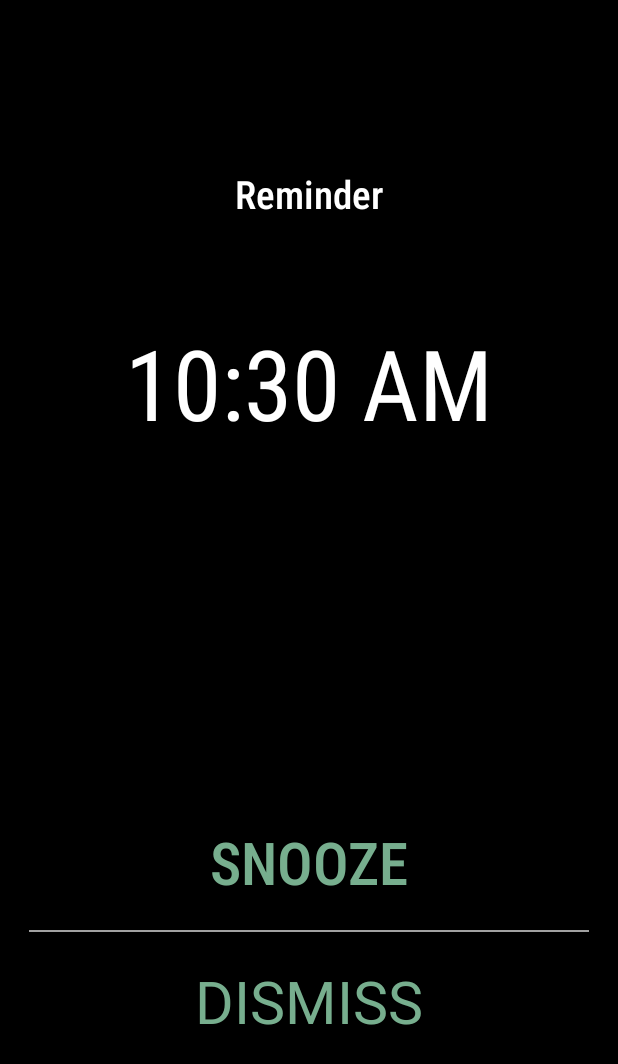
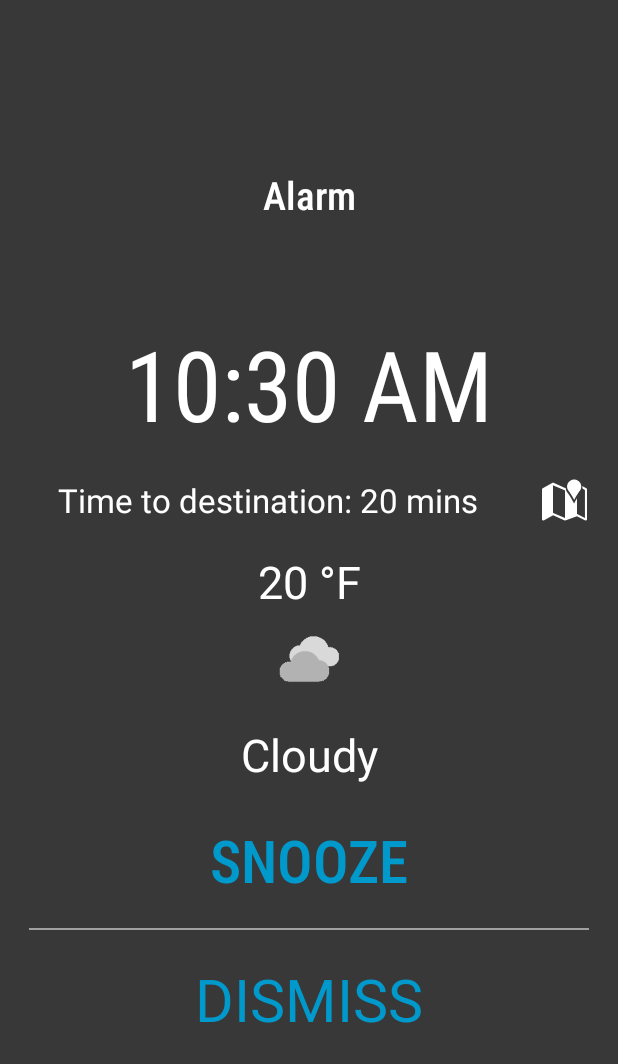
Before and after one commit to aralsalman/VisionaryAlarmClockNew, an Android app: the AlarmActivity screen opened directly, with no data from a screen before it, on a phone screen of 412 x 824 dp. Shown: the top 1064 px of the screen. Run offline under Robolectric (Android 15) with nearby library versions, the phone set to English and light mode, and no system bars; our stand-ins replace Room's generated code, data binding, sdp/ssp sizes; 1 statement that could not run was skipped.

Commit message:
changed alarm screen colors to fit our theme. also went ahed and made LLAlarmMap and RLAlarmWeather visible

```diff
--- a/app/src/main/java/com/csi4999/visionaryalarmclock/activity/AlarmActivity.kt
+++ b/app/src/main/java/com/csi4999/visionaryalarmclock/activity/AlarmActivity.kt
@@ -4,8 +4,10 @@ import android.media.Ringtone
 import android.media.RingtoneManager
 import android.net.Uri
 import android.os.Bundle
+import android.util.Log
 import android.view.View
 import android.view.WindowManager
+import android.widget.LinearLayout
 import androidx.appcompat.app.AppCompatActivity
 import androidx.databinding.DataBindingUtil
 import com.csi4999.visionaryalarmclock.R
@@ -13,6 +15,7 @@ import com.csi4999.visionaryalarmclock.database.MySharedPreferences
 import com.csi4999.visionaryalarmclock.database.ReminderDatabase
 import com.csi4999.visionaryalarmclock.databinding.ActivityAlarmBinding
 import com.csi4999.visionaryalarmclock.util.*
+import com.google.android.material.switchmaterial.SwitchMaterial
 import java.util.*
 
 
@@ -30,6 +33,11 @@ class AlarmActivity : AppCompatActivity() {
     lateinit var reminderReportAs:String
     lateinit var reminderDatabase:ReminderDatabase
 
+    lateinit var trafficSwitch: SwitchMaterial
+    lateinit var weatherSwitch: SwitchMaterial
+    lateinit var alarmMapLayout:LinearLayout
+    lateinit var alarmWeather: LinearLayout
+
     override fun onCreate(savedInstanceState: Bundle?) {
         if (isDeviceLocked(this)){
             val wind = this.getWindow();
@@ -43,6 +51,30 @@ class AlarmActivity : AppCompatActivity() {
         super.onCreate(savedInstanceState)
         activityAlarmBinding = DataBindingUtil.setContentView(this,R.layout.activity_alarm)
         initAll()
+
+       /* trafficSwitch=findViewById(R.id.switchTrafficMode)
+        weatherSwitch=findViewById(R.id.switchWeatherMode)
+        alarmMapLayout=findViewById(R.id.LLAlarmMap)
+        alarmWeather=findViewById(R.id.RLAlarmWeather)
+
+        trafficSwitch.setOnCheckedChangeListener { compoundButton, b ->
+            if (trafficSwitch.isChecked){
+                Log.d("TAG", "This is the status after checking"+trafficSwitch.isChecked)
+                alarmMapLayout.visibility = View.VISIBLE
+            }else{
+                alarmMapLayout.visibility = View.GONE
+            }
+        }
+
+        weatherSwitch.setOnCheckedChangeListener { compoundButton, b ->
+            if (weatherSwitch.isChecked){
+                Log.d("TAG", "This is the status after checking"+weatherSwitch.isChecked)
+                alarmWeather.visibility = View.VISIBLE
+            }else{
+                alarmWeather.visibility = View.GONE
+            }
+        }*/
+
     }
 
     override fun onDestroy() {
--- a/app/src/main/res/layout/activity_add_new_reminder.xml
+++ b/app/src/main/res/layout/activity_add_new_reminder.xml
@@ -452,7 +452,7 @@
                         android:textSize="@dimen/_15sdp" />
 
                     <com.google.android.material.switchmaterial.SwitchMaterial
-                        android:id="@+id/switchMode"
+                        android:id="@+id/switchWeatherMode"
                         android:layout_width="wrap_content"
                         android:layout_height="wrap_content"
                         android:layout_weight="1"
--- a/app/src/main/res/layout/activity_alarm.xml
+++ b/app/src/main/res/layout/activity_alarm.xml
@@ -2,11 +2,12 @@
 <layout xmlns:tools="http://schemas.android.com/tools"
     xmlns:android="http://schemas.android.com/apk/res/android"
     xmlns:app="http://schemas.android.com/apk/res-auto">
+
     <LinearLayout
         android:layout_width="match_parent"
         android:layout_height="match_parent"
         android:layout_gravity="center"
-    android:background="@color/black"
+        android:background="@color/dark_gray"
         android:gravity="center"
         android:orientation="vertical"
         android:padding="@dimen/_15sdp"
@@ -20,7 +21,7 @@
             android:layout_gravity="center"
             android:fontFamily="sans-serif-condensed-medium"
             android:gravity="center"
-        android:text="Reminder"
+            android:text="Alarm"
             android:textColor="@color/white"
             android:textSize="@dimen/_20sdp" />
 
@@ -49,23 +50,22 @@
             android:textSize="@dimen/_50sdp" />
 
         <LinearLayout
+            android:id="@+id/LLAlarmMap"
             android:layout_width="match_parent"
             android:layout_height="wrap_content"
             android:orientation="horizontal"
-        android:id="@+id/LLAlarmMap"
-        android:visibility="invisible"
-        >
+            android:visibility="visible">
+
             <TextView
                 android:id="@+id/left_text"
-            android:layout_width="match_parent"
+                android:layout_width="319dp"
                 android:layout_height="wrap_content"
+                android:layout_weight="1"
+                android:gravity="left"
+                android:padding="@dimen/_15sdp"
+                android:text="Time to destination: 20 mins"
                 android:textColor="@color/white"
-            android:layout_weight="1"
-            android:padding="@dimen/_15sdp"
-            android:textSize="@dimen/_18sdp"
-            android:gravity="left"
-            android:text="20 min to reach destination"
-            />
+                android:textSize="@dimen/_17sdp" />
 
             <ImageView
                 android:id="@+id/idGTMap"
@@ -76,22 +76,22 @@
                 android:src="@android:drawable/ic_dialog_map"
                 app:tint="@color/white" />
         </LinearLayout>
+
         <RelativeLayout
+            android:id="@+id/RLAlarmWeather"
             android:layout_width="match_parent"
             android:layout_height="wrap_content"
-        android:id="@+id/RLAlarmWeather"
-        android:visibility="invisible"
-        >
+            android:visibility="visible">
 
             <TextView
+                android:id="@+id/idTVTemperature"
                 android:layout_width="match_parent"
                 android:layout_height="wrap_content"
-            android:id="@+id/idTVTemperature"
                 android:gravity="center"
                 android:text="20 °F"
                 android:textAlignment="center"
-            android:textSize="30sp"
-            android:textColor="@color/white"/>
+                android:textColor="@color/white"
+                android:textSize="30sp" />
 
             <ImageView
                 android:id="@+id/idIVCondition"
@@ -118,9 +118,9 @@
                 android:layout_marginBottom="4dp"
                 android:gravity="center"
                 android:text="Cloudy"
-            android:textSize="30sp"
                 android:textAlignment="center"
-            android:textColor="@color/white" />
+                android:textColor="@color/white"
+                android:textSize="30sp" />
 
 
         </RelativeLayout>
@@ -135,7 +135,7 @@
             android:fontFamily="sans-serif-condensed-medium"
             android:gravity="center"
             android:text="SNOOZE"
-        android:textColor="@color/purple_200"
+            android:textColor="@android:color/holo_blue_dark"
             android:textSize="@dimen/_30sdp" />
 
         <TextView
@@ -148,10 +148,10 @@
             android:fontFamily="sans-serif-condensed-medium"
             android:gravity="center"
             android:text="Done"
-        android:visibility="gone"
             android:textAllCaps="true"
             android:textColor="@color/purple_200"
-        android:textSize="@dimen/_30sdp" />
+            android:textSize="@dimen/_30sdp"
+            android:visibility="gone" />
 
         <View
             android:layout_width="match_parent"
@@ -171,7 +171,7 @@
                 android:layout_margin="@dimen/_15sdp"
                 android:gravity="bottom|center"
                 android:text="DISMISS"
-            android:textColor="@color/purple_200"
+                android:textColor="@android:color/holo_blue_dark"
                 android:textSize="@dimen/_30sdp" />
 
             <com.google.android.material.textview.MaterialTextView
@@ -183,7 +183,7 @@
                 android:fontFamily="sans-serif-condensed-medium"
                 android:gravity="center"
                 android:text="HOLD THE BUTTON"
-            android:textColor="@color/purple_200"
+                android:textColor="@android:color/holo_blue_dark"
                 android:textSize="@dimen/_30sdp"
                 android:visibility="gone" />
 
```
Lines whose indentation alone changed are shown as unchanged.
